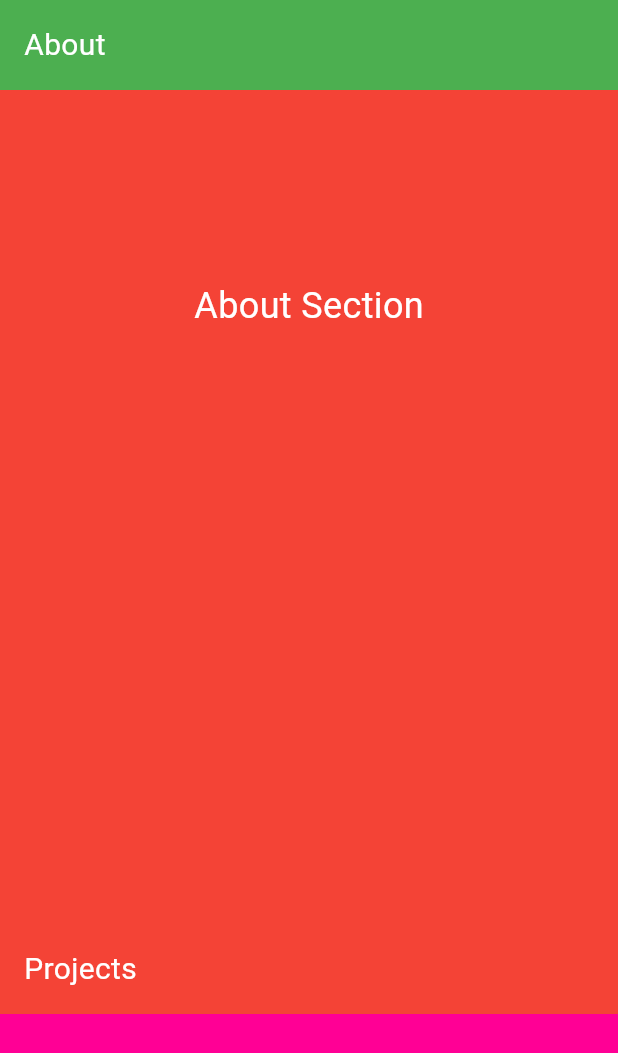
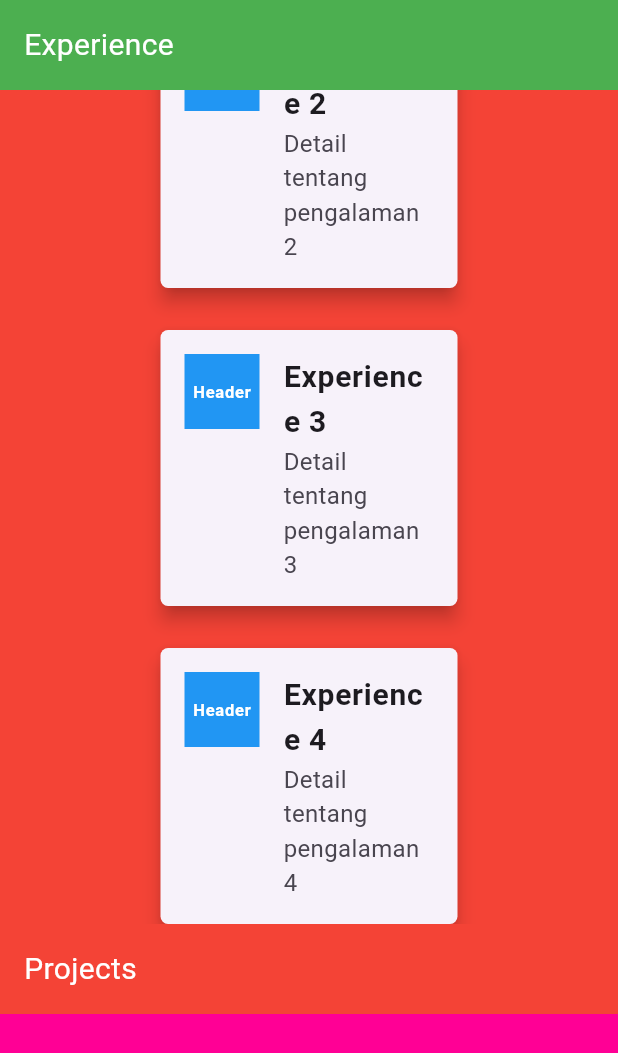
Before and after one commit to Hidayattullah/porto_cv, a Flutter app: the screen it shows after launch, scrolled down 1152 dp, on a phone screen of 412 x 824 dp. Shown: the top 1053 px of the screen. Run offline on Flutter 3.47's test engine with Material 3 defaults, Android fonts, the phone set to English and light mode, and no system bars; our stand-ins replace flutter_bloc, flutter_sticky_header, scrollable_positioned_list.

Commit message:
menambahkan header footer

```diff
--- a/lib/main.dart
+++ b/lib/main.dart
@@ -14,9 +14,7 @@ class MyApp extends StatelessWidget {
   Widget build(BuildContext context) {
     return MultiBlocProvider(
       providers: [
-        BlocProvider(create: (context) => NavigationCubit()), // Initialize SecnavCubit
-   // Initialize ThemeCubit
-        // Add other providers if needed
+        BlocProvider(create: (context) => NavigationCubit()),
       ],
       child: MaterialApp(
         debugShowCheckedModeBanner: false,
@@ -24,7 +22,7 @@ class MyApp extends StatelessWidget {
         theme: ThemeData(
           primarySwatch: Colors.blue,
         ),
-        home: const LandingPage(), // Use LandingPage as the home
+        home: const LandingPage(),
       ),
     );
   }
--- a/lib/presentation/cubits/navigation_cubit.dart
+++ b/lib/presentation/cubits/navigation_cubit.dart
@@ -1,13 +1,12 @@
 import 'package:flutter_bloc/flutter_bloc.dart';
 
-enum NavigationState { homesec, aboutsec, projectsec, contactsec }
+enum NavigationState { homesec, experiencesec, projectsec, contactsec }
 
 class NavigationCubit extends Cubit<NavigationState> {
   NavigationCubit() : super(NavigationState.homesec);
 
-  // Metode-metode ini bisa digunakan di tempat yang diperlukan
   void navigateToshowHomeSec() => emit(NavigationState.homesec);
-  void navigateToshowAboutSec() => emit(NavigationState.aboutsec);
+  void navigateToshowExperienceSec() => emit(NavigationState.experiencesec);
   void navigateToshowProjectSec() => emit(NavigationState.projectsec);
   void navigateToshowContactSec() => emit(NavigationState.contactsec);
 }
--- a/lib/presentation/pages/content/about_sec.dart
+++ /dev/null
@@ -1,20 +0,0 @@
-import 'package:flutter/material.dart';
-
-class AboutSec extends StatelessWidget {
-  const AboutSec({super.key});
-
-  @override
-  Widget build(BuildContext context) {
-    return Container(
-      color: Colors.red,
-      height: MediaQuery.of(context).size.height,
-      child: const Center(
-        child: Text('About Section',
-        style: TextStyle(
-          color: Colors.white, fontSize: 24
-          )
-        )
-      ),
-    );
-  }
-}
--- a/lib/presentation/pages/content/contact_sec.dart
+++ b/lib/presentation/pages/content/contact_sec.dart
@@ -6,7 +6,7 @@ class ContactSec extends StatelessWidget {
   @override
   Widget build(BuildContext context) {
     return Container(
-      color: Colors.blue,
+      color: const Color.fromARGB(255, 255, 166, 0),
       height: MediaQuery.of(context).size.height,
       child: const Center(
         child: Text('Contact Section',
--- /dev/null
+++ b/lib/presentation/pages/content/experience_sec.dart
@@ -0,0 +1,58 @@
+import 'package:flutter/material.dart';
+import '../../widgets/cards/ovalcard.dart'; // Mengimpor OvalCard dari ovalcard.dart
+
+class ExperienceSec extends StatelessWidget {
+  const ExperienceSec({super.key});
+
+  @override
+  Widget build(BuildContext context) {
+    return Container(
+      color: Colors.red,
+      height: MediaQuery.of(context).size.height,
+      child: const SingleChildScrollView(
+        // Menambahkan scroll view untuk memungkinkan scroll ketika konten terlalu panjang
+        child: Center(
+          child: Column(
+            mainAxisAlignment: MainAxisAlignment.center,
+            children: [
+              OvalCard(
+                title: 'Experience 1',
+                description: 'Detail tentang pengalaman 1',
+              ),
+              SizedBox(height: 20), // Jarak antara card
+              OvalCard(
+                title: 'Experience 2',
+                description: 'Detail tentang pengalaman 2',
+              ),
+              SizedBox(height: 20), // Jarak antara card
+              OvalCard(
+                title: 'Experience 3',
+                description: 'Detail tentang pengalaman 3',
+              ),
+              SizedBox(height: 20), // Jarak antara card
+              OvalCard(
+                title: 'Experience 4',
+                description: 'Detail tentang pengalaman 4',
+              ),
+              SizedBox(height: 20), // Jarak antara card
+              OvalCard(
+                title: 'Experience 5',
+                description: 'Detail tentang pengalaman 5',
+              ),
+              SizedBox(height: 20), // Jarak antara card
+              OvalCard(
+                title: 'Experience 6',
+                description: 'Detail tentang pengalaman 6',
+              ),
+              SizedBox(height: 20), // Jarak antara card
+              OvalCard(
+                title: 'Experience 7',
+                description: 'Detail tentang pengalaman 7',
+              ),
+            ],
+          ),
+        ),
+      ),
+    );
+  }
+}
--- /dev/null
+++ b/lib/presentation/widgets/cards/ovalcard.dart
@@ -0,0 +1,59 @@
+import 'package:flutter/material.dart';
+
+class OvalCard extends StatelessWidget {
+  final String title;
+  final String description;
+
+  const OvalCard({
+    super.key,
+    required this.title,
+    required this.description,
+  });
+
+  @override
+  Widget build(BuildContext context) {
+    final screenWidth = MediaQuery.of(context).size.width;
+    final cardWidth = screenWidth * 0.5; // Lebar card sebagai persentase dari lebar layar
+
+    return SizedBox(
+      width: cardWidth,
+      child: Card(
+        shape: RoundedRectangleBorder(
+          borderRadius: BorderRadius.circular(5), // Menggunakan radius oval
+        ),
+        elevation: 5,
+        child: ListTile(
+          leading: Container(
+            width: 50,
+            height: 50, // Lebar header samping
+            color: Colors.blue, // Warna header
+            child: const Center(
+              child: Text(
+                'Header',
+                style: TextStyle(
+                  color: Colors.white,
+                  fontWeight: FontWeight.bold,
+                ),
+              ),
+            ),
+          ),
+          title: Text(
+            title,
+            style: const TextStyle(
+              fontSize: 20,
+              fontWeight: FontWeight.bold,
+            ),
+          ),
+          subtitle: Text(
+            description,
+            style: const TextStyle(
+              fontSize: 16,
+            ),
+          ),
+          contentPadding: const EdgeInsets.symmetric(horizontal: 16.0, vertical: 8.0),
+          isThreeLine: true, // Mengatur agar subtitle dapat menggunakan beberapa baris
+        ),
+      ),
+    );
+  }
+}
--- a/lib/presentation/widgets/navigation/mobile_sec.dart
+++ b/lib/presentation/widgets/navigation/mobile_sec.dart
@@ -1,6 +1,6 @@
 import 'package:flutter/material.dart';
 import 'package:flutter_sticky_header/flutter_sticky_header.dart';
-import '../../pages/content/about_sec.dart';
+import '../../pages/content/experience_sec.dart';
 import '../../pages/content/home_sec.dart';
 import '../../pages/content/project_sec.dart';
 import '../../pages/content/contact_sec.dart';
@@ -35,11 +35,11 @@ class MobileSec extends StatelessWidget {
             padding: const EdgeInsets.symmetric(horizontal: 16.0),
             alignment: Alignment.centerLeft,
             child: const Text(
-              'About',
+              'Experience',
               style: TextStyle(color: Colors.white, fontSize: 20),
             ),
           ),
-          sliver: const SliverToBoxAdapter(child: AboutSec()),
+          sliver: const SliverToBoxAdapter(child: ExperienceSec()),
         ),
 
         // Sticky Header untuk Projects
```
Also changed, not shown: lib/presentation/pages/landing_page.dart (+33 -5 lines), lib/presentation/widgets/navigation/desktop_sec.dart (+29 -30 lines), lib/presentation/widgets/navigation/navigation_footer.dart (added, +24 -0 lines), lib/presentation/widgets/navigation/navigation_header.dart (added, +24 -0 lines).
